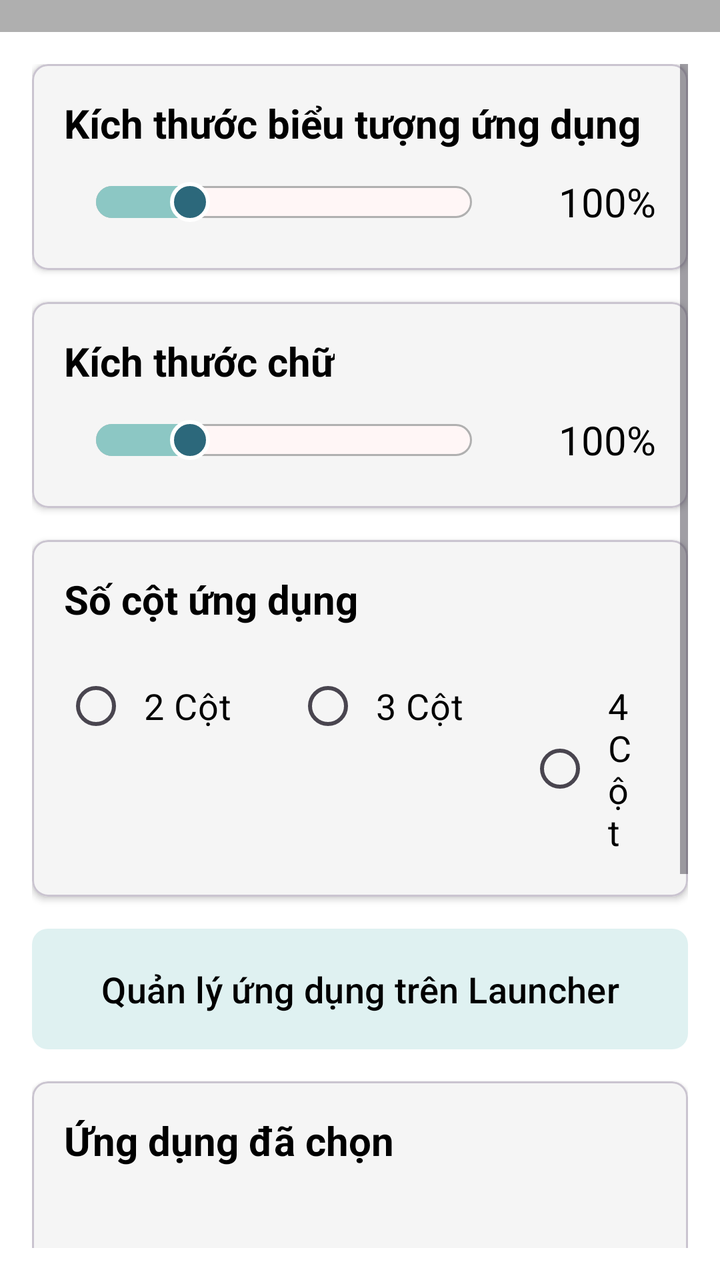
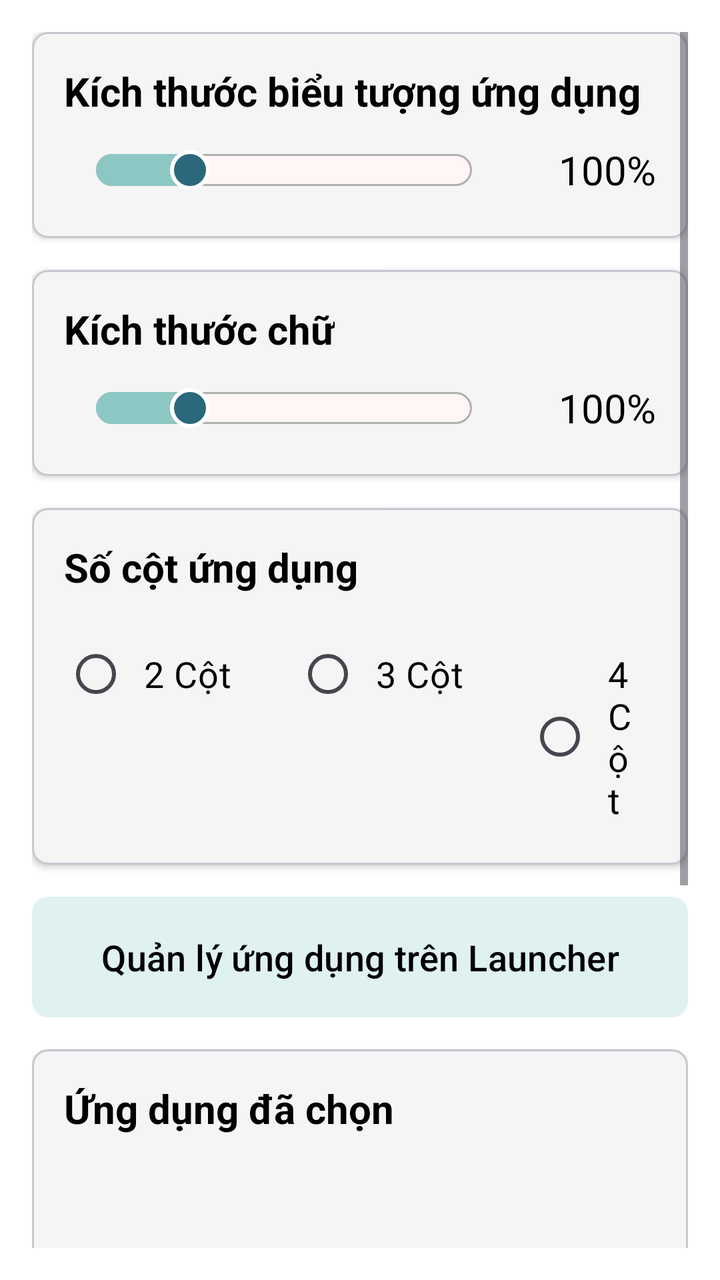

Before-and-after screenshots of an Android layout around one commit, followed by the original layout XML and the change that was made.
<!-- AndroidManifest.xml: application theme Theme.SeniorCare -->
<!-- res/layout/activity_settings.xml -->
<?xml version="1.0" encoding="utf-8"?>
<androidx.constraintlayout.widget.ConstraintLayout xmlns:android="http://schemas.android.com/apk/res/android"
    xmlns:app="http://schemas.android.com/apk/res-auto"
    xmlns:tools="http://schemas.android.com/tools"
    android:layout_width="match_parent"
    android:layout_height="match_parent"
    android:background="@android:color/white"
    tools:context=".settings.SettingsActivity">

    <View
        android:id="@+id/status_bar_overlay3"
        android:layout_width="0dp"
        android:layout_height="0dp"
        android:background="#50000000"
        app:layout_constraintEnd_toEndOf="parent"
        app:layout_constraintHeight_percent="0.025"
        app:layout_constraintStart_toStartOf="parent"
        app:layout_constraintTop_toTopOf="parent" />


    <ScrollView
        android:layout_width="0dp"
        android:layout_height="0dp"
        android:padding="16dp"
        app:layout_constraintBottom_toBottomOf="parent"
        app:layout_constraintEnd_toEndOf="parent"
        app:layout_constraintStart_toStartOf="parent"
        app:layout_constraintTop_toBottomOf="@+id/status_bar_overlay3" >



        <LinearLayout
            android:layout_width="match_parent"
            android:layout_height="wrap_content"
            android:orientation="vertical">

            
            <com.google.android.material.card.MaterialCardView
                android:layout_width="match_parent"
                android:layout_height="wrap_content"
                android:layout_marginBottom="16dp"
                app:cardBackgroundColor="#F5F5F5"
                app:cardCornerRadius="8dp"
                app:cardElevation="2dp"
                app:contentPadding="16dp"
                app:strokeWidth="1dp">

                <LinearLayout
                    android:layout_width="match_parent"
                    android:layout_height="wrap_content"
                    android:orientation="vertical">

                    <TextView
                        android:layout_width="wrap_content"
                        android:layout_height="wrap_content"
                        android:layout_marginBottom="8dp"
                        android:text="Kích thước biểu tượng ứng dụng"
                        android:textColor="@android:color/black"
                        android:textSize="20sp"
                        android:textStyle="bold" />

                    <LinearLayout
                        android:layout_width="match_parent"
                        android:layout_height="wrap_content"
                        android:gravity="center_vertical"
                        android:orientation="horizontal">

                        <SeekBar
                            android:id="@+id/icon_size_seek_bar"
                            android:layout_width="0dp"
                            android:layout_height="wrap_content"
                            android:layout_weight="1"
                            android:max="200"
                            android:min="0"
                            android:paddingVertical="8dp"
                            android:progress="50"
                            android:progressDrawable="@drawable/custom_seekbar"
                            android:splitTrack="false"
                            android:thumb="@drawable/seekbar_thumb" />

                        <TextView
                            android:id="@+id/icon_size_value_text_view"
                            android:layout_width="wrap_content"
                            android:layout_height="wrap_content"
                            android:layout_marginStart="16dp"
                            android:gravity="end"
                            android:minWidth="60dp"
                            android:text="100%"
                            android:textColor="@android:color/black"
                            android:textSize="20sp" />
                    </LinearLayout>
                </LinearLayout>
            </com.google.android.material.card.MaterialCardView>


            
            <com.google.android.material.card.MaterialCardView
                android:layout_width="match_parent"
                android:layout_height="wrap_content"
                android:layout_marginBottom="16dp"
                app:cardBackgroundColor="#F5F5F5"
                app:cardCornerRadius="8dp"
                app:cardElevation="2dp"
                app:contentPadding="16dp"
                app:strokeWidth="1dp">

                <LinearLayout
                    android:layout_width="match_parent"
                    android:layout_height="wrap_content"
                    android:orientation="vertical">

                    <TextView
                        android:layout_width="wrap_content"
                        android:layout_height="wrap_content"
                        android:layout_marginBottom="8dp"
                        android:text="Kích thước chữ"
                        android:textColor="@android:color/black"
                        android:textSize="20sp"
                        android:textStyle="bold" />

                    <LinearLayout
                        android:layout_width="match_parent"
                        android:layout_height="wrap_content"
                        android:gravity="center_vertical"
                        android:orientation="horizontal">

                        <SeekBar
                            android:id="@+id/text_size_seek_bar"
                            android:layout_width="0dp"
                            android:layout_height="wrap_content"
                            android:layout_weight="1"
                            android:max="200"
                            android:min="0"
                            android:paddingVertical="8dp"
                            android:progress="50"
                            android:progressDrawable="@drawable/custom_seekbar"
                            android:splitTrack="false"
                            android:thumb="@drawable/seekbar_thumb" />

                        <TextView
                            android:id="@+id/text_size_value_text_view"
                            android:layout_width="wrap_content"
                            android:layout_height="wrap_content"
                            android:layout_marginStart="16dp"
                            android:gravity="end"
                            android:minWidth="60dp"
                            android:text="100%"
                            android:textColor="@android:color/black"
                            android:textSize="20sp" />
                    </LinearLayout>
                </LinearLayout>
            </com.google.android.material.card.MaterialCardView>


            
            <com.google.android.material.card.MaterialCardView
                android:layout_width="match_parent"
                android:layout_height="wrap_content"
                android:layout_marginBottom="16dp"
                app:cardBackgroundColor="#F5F5F5"
                app:cardCornerRadius="8dp"
                app:cardElevation="2dp"
                app:contentPadding="16dp"
                app:strokeWidth="1dp">

                <LinearLayout
                    android:layout_width="match_parent"
                    android:layout_height="wrap_content"
                    android:orientation="vertical">

                    <TextView
                        android:layout_width="wrap_content"
                        android:layout_height="wrap_content"
                        android:layout_marginBottom="8dp"
                        android:text="Số cột ứng dụng"
                        android:textColor="@android:color/black"
                        android:textSize="20sp"
                        android:textStyle="bold" />

                    <RadioGroup
                        android:id="@+id/num_columns_radio_group"
                        android:layout_width="match_parent"
                        android:layout_height="wrap_content"
                        android:layout_marginTop="8dp"
                        android:gravity="center_horizontal"
                        android:orientation="horizontal">

                        <RadioButton
                            android:id="@+id/radio_2_columns"
                            android:layout_width="wrap_content"
                            android:layout_height="wrap_content"
                            android:layout_marginEnd="24dp"
                            android:padding="8dp"
                            android:text="2 Cột"
                            android:textColor="@android:color/black"
                            android:textSize="18sp" />

                        <RadioButton
                            android:id="@+id/radio_3_columns"
                            android:layout_width="wrap_content"
                            android:layout_height="wrap_content"
                            android:layout_marginEnd="24dp"
                            android:padding="8dp"
                            android:text="3 Cột"
                            android:textColor="@android:color/black"
                            android:textSize="18sp" />

                        <RadioButton
                            android:id="@+id/radio_4_columns"
                            android:layout_width="wrap_content"
                            android:layout_height="wrap_content"
                            android:padding="8dp"
                            android:text="4 Cột"
                            android:textColor="@android:color/black"
                            android:textSize="18sp" />
                    </RadioGroup>
                </LinearLayout>
            </com.google.android.material.card.MaterialCardView>


            
            <com.google.android.material.button.MaterialButton
                android:id="@+id/manage_apps_button"
                android:layout_width="match_parent"
                android:layout_height="wrap_content"
                android:layout_marginBottom="16dp"
                android:insetTop="0dp"
                android:insetBottom="0dp"
                android:paddingVertical="18dp"
                android:text="Quản lý ứng dụng trên Launcher"
                android:textColor="@color/black"
                android:textSize="18sp"
                app:backgroundTint="#DFF1F1"
                app:cornerRadius="8dp"/> 


            
            <com.google.android.material.card.MaterialCardView
                android:layout_width="match_parent"
                android:layout_height="wrap_content"
                android:layout_marginBottom="16dp"
                app:cardBackgroundColor="#F5F5F5"
                app:cardCornerRadius="8dp"
                app:cardElevation="2dp"
                app:contentPadding="16dp"
                app:strokeWidth="1dp">

                <LinearLayout
                    android:layout_width="match_parent"
                    android:layout_height="wrap_content"
                    android:orientation="vertical">

                    <TextView
                        android:layout_width="wrap_content"
                        android:layout_height="wrap_content"
                        android:layout_marginBottom="8dp"
                        android:text="Ứng dụng đã chọn"
                        android:textColor="@android:color/black"
                        android:textSize="20sp"
                        android:textStyle="bold" />

                    <androidx.recyclerview.widget.RecyclerView
                        android:id="@+id/selected_apps_recycler_view"
                        android:layout_width="match_parent"
                        android:layout_height="wrap_content"
                        android:layout_marginTop="8dp"
                        android:minHeight="100dp"
                        android:nestedScrollingEnabled="false"
                        tools:itemCount="3"
                        tools:layoutManager="androidx.recyclerview.widget.LinearLayoutManager"
                        tools:orientation="horizontal"
                        tools:spanCount="3" />
                </LinearLayout>
            </com.google.android.material.card.MaterialCardView>


            
            <LinearLayout
                android:layout_width="match_parent"
                android:layout_height="wrap_content"
                android:orientation="horizontal"
                android:gravity="center"
                android:layout_marginTop="16dp"
                android:layout_marginBottom="16dp"
                android:baselineAligned="false"> 

                <LinearLayout
                    android:layout_width="0dp"
                    android:layout_height="wrap_content"
                    android:layout_weight="1"
                    android:orientation="vertical"
                    android:gravity="center_horizontal"
                    android:padding="8dp">

                    <ImageButton
                        android:id="@+id/contacts_button"
                        android:layout_width="100dp"
                        android:layout_height="100dp"
                        android:background="@android:color/transparent"
                        android:contentDescription="Mở Danh bạ"
                        android:scaleType="fitCenter" />
                    <TextView
                        android:layout_width="wrap_content"
                        android:layout_height="wrap_content"
                        android:text="Danh bạ"
                        android:textColor="@android:color/black"
                        android:textSize="16sp"
                        android:layout_marginTop="8dp" />
                </LinearLayout>

                <LinearLayout
                    android:layout_width="0dp"
                    android:layout_height="wrap_content"
                    android:layout_weight="1"
                    android:orientation="vertical"
                    android:gravity="center_horizontal"
                    android:padding="8dp">
                    <ImageButton
                        android:id="@+id/font_settings_button"
                        android:layout_width="100dp"
                        android:layout_height="100dp"
                        android:src="@drawable/ic_font_settings"
                        android:scaleType="fitCenter"
                        android:background="@android:color/transparent"
                        android:contentDescription="Cài đặt Font chữ"/>
                    <TextView
                        android:layout_width="wrap_content"
                        android:layout_height="wrap_content"
                        android:text="Cỡ chữ"
                        android:textColor="@android:color/black"
                        android:textSize="16sp"
                        android:layout_marginTop="8dp" />
                </LinearLayout>

                <LinearLayout
                    android:layout_width="0dp"
                    android:layout_height="wrap_content"
                    android:layout_weight="1"
                    android:orientation="vertical"
                    android:gravity="center_horizontal"
                    android:padding="8dp">
                    <ImageButton
                        android:id="@+id/set_default_launcher_button"
                        android:layout_width="100dp"
                        android:layout_height="100dp"
                        android:src="@drawable/ic_home_settings"
                        android:scaleType="fitCenter"
                        android:background="@android:color/transparent"
                        android:contentDescription="Đặt làm Launcher mặc định"/>
                    <TextView
                        android:layout_width="wrap_content"
                        android:layout_height="wrap_content"
                        android:text="Đặt mặc định"
                        android:textColor="@android:color/black"
                        android:textSize="16sp"
                        android:layout_marginTop="8dp" />
                </LinearLayout>
            </LinearLayout>

        </LinearLayout>
    </ScrollView>
</androidx.constraintlayout.widget.ConstraintLayout>
<!-- resources referenced by this layout -->
<resources>
  <color name="black">#FF000000</color>
  <!-- drawable custom_seekbar (drawable) -->
  <?xml version="1.0" encoding="utf-8"?>
  <layer-list xmlns:android="http://schemas.android.com/apk/res/android">
  
      
      <item android:id="@android:id/background">
          <shape android:shape="rectangle">
              <corners android:radius="10dp" />
              <solid android:color="#FFF6F6" />
              <stroke android:width="1dp" android:color="#B0B0B0" />
          </shape>
      </item>
  
      
      <item android:id="@android:id/secondaryProgress">
          <clip>
              <shape android:shape="rectangle">
                  <corners android:radius="10dp" />
                  <solid android:color="#888888" /> 
              </shape>
          </clip>
      </item>
  
      
      <item android:id="@android:id/progress">
          <clip>
              <shape android:shape="rectangle">
                  <corners android:radius="10dp" />
                  <solid android:color="#8CC7C4" /> 
              </shape>
          </clip>
      </item>
  
  </layer-list>
  <!-- drawable ic_font_settings (drawable) -->
  <?xml version="1.0" encoding="utf-8"?>
  <vector xmlns:android="http://schemas.android.com/apk/res/android"
      android:width="24dp"
      android:height="24dp"
      android:viewportWidth="24"
      android:viewportHeight="24">
      <path
          android:fillColor="@android:color/white"
          android:pathData="M2.5,4v3h5.5v12h3V7h5.5V4h-14zm19,9h-9v3h9v-3zm-9,8h9v3h-9v-3z"/>
  </vector>
  <!-- drawable ic_home_settings (drawable) -->
  <?xml version="1.0" encoding="utf-8"?>
  <vector xmlns:android="http://schemas.android.com/apk/res/android"
      android:width="24dp"
      android:height="24dp"
      android:viewportWidth="24"
      android:viewportHeight="24">
      <path
          android:fillColor="@android:color/white"
          android:pathData="M10,20v-6h4v6h5v-8h3L12,3L2,12h3v8z"/>
  </vector>
  <!-- drawable seekbar_thumb (drawable) -->
  <?xml version="1.0" encoding="utf-8"?>
  <shape xmlns:android="http://schemas.android.com/apk/res/android"
      android:shape="oval"> 
      <size android:width="20dp" android:height="20dp" /> 
      <solid android:color="#2C687B" /> 
      <stroke android:width="2dp" android:color="#FFFFFF" /> 
  </shape>
  <style name="Theme.SeniorCare" parent="Base.Theme.SeniorCare" />
  <style name="Base.Theme.SeniorCare" parent="Theme.Material3.DayNight.NoActionBar">
          
          
          <item name="colorPrimary">@color/purple_500</item>
          <item name="colorPrimaryVariant">@color/purple_700</item>
          <item name="colorOnPrimary">@color/white</item>
          
          <item name="colorSecondary">@color/teal_200</item>
          <item name="colorSecondaryVariant">@color/teal_700</item>
          <item name="colorOnSecondary">@color/black</item>
          
          <item name="android:statusBarColor" tools:targetApi="l">?attr/colorPrimaryVariant</item>
          
      </style>
  <color name="purple_500">#FF6200EE</color>
  <color name="purple_700">#FF3700B3</color>
  <color name="white">#FFFFFFFF</color>
  <color name="teal_200">#FF03DAC5</color>
  <color name="teal_700">#FF018786</color>
</resources>

<!-- the commit's change to res/layout/activity_settings.xml (unified diff, before → after) -->
@@ -7,16 +7,6 @@
     android:background="@android:color/white"
     tools:context=".settings.SettingsActivity">
 
-    <View
-        android:id="@+id/status_bar_overlay3"
-        android:layout_width="0dp"
-        android:layout_height="0dp"
-        android:background="#50000000"
-        app:layout_constraintEnd_toEndOf="parent"
-        app:layout_constraintHeight_percent="0.025"
-        app:layout_constraintStart_toStartOf="parent"
-        app:layout_constraintTop_toTopOf="parent" />
-
 
     <ScrollView
         android:layout_width="0dp"
@@ -25,8 +15,7 @@
         app:layout_constraintBottom_toBottomOf="parent"
         app:layout_constraintEnd_toEndOf="parent"
         app:layout_constraintStart_toStartOf="parent"
-        app:layout_constraintTop_toBottomOf="@+id/status_bar_overlay3" >
-
+        app:layout_constraintTop_toTopOf="parent">
 
 
         <LinearLayout
@@ -231,7 +220,7 @@
                 android:textColor="@color/black"
                 android:textSize="18sp"
                 app:backgroundTint="#DFF1F1"
-                app:cornerRadius="8dp"/> 
+                app:cornerRadius="8dp" /> 
 
 
             
@@ -278,18 +267,18 @@
             <LinearLayout
                 android:layout_width="match_parent"
                 android:layout_height="wrap_content"
-                android:orientation="horizontal"
+                android:layout_marginTop="16dp"
+                android:layout_marginBottom="16dp"
+                android:baselineAligned="false"
                 android:gravity="center"
-                android:layout_marginTop="16dp"
-                android:layout_marginBottom="16dp"
-                android:baselineAligned="false"> 
+                android:orientation="horizontal"> 
 
                 <LinearLayout
                     android:layout_width="0dp"
                     android:layout_height="wrap_content"
                     android:layout_weight="1"
+                    android:gravity="center_horizontal"
                     android:orientation="vertical"
-                    android:gravity="center_horizontal"
                     android:padding="8dp">
 
                     <ImageButton
@@ -299,61 +288,66 @@
                         android:background="@android:color/transparent"
                         android:contentDescription="Mở Danh bạ"
                         android:scaleType="fitCenter" />
-                    <TextView
-                        android:layout_width="wrap_content"
-                        android:layout_height="wrap_content"
+
+                    <TextView
+                        android:layout_width="wrap_content"
+                        android:layout_height="wrap_content"
+                        android:layout_marginTop="8dp"
                         android:text="Danh bạ"
                         android:textColor="@android:color/black"
-                        android:textSize="16sp"
-                        android:layout_marginTop="8dp" />
+                        android:textSize="16sp" />
                 </LinearLayout>
 
                 <LinearLayout
                     android:layout_width="0dp"
                     android:layout_height="wrap_content"
                     android:layout_weight="1"
+                    android:gravity="center_horizontal"
                     android:orientation="vertical"
-                    android:gravity="center_horizontal"
                     android:padding="8dp">
+
                     <ImageButton
                         android:id="@+id/font_settings_button"
                         android:layout_width="100dp"
                         android:layout_height="100dp"
-                        android:src="@drawable/ic_font_settings"
+                        android:background="@android:color/transparent"
+                        android:contentDescription="Cài đặt Font chữ"
                         android:scaleType="fitCenter"
-                        android:background="@android:color/transparent"
-                        android:contentDescription="Cài đặt Font chữ"/>
-                    <TextView
-                        android:layout_width="wrap_content"
-                        android:layout_height="wrap_content"
+                        android:src="@drawable/ic_font_settings" />
+
+                    <TextView
+                        android:layout_width="wrap_content"
+                        android:layout_height="wrap_content"
+                        android:layout_marginTop="8dp"
                         android:text="Cỡ chữ"
                         android:textColor="@android:color/black"
-                        android:textSize="16sp"
-                        android:layout_marginTop="8dp" />
+                        android:textSize="16sp" />
                 </LinearLayout>
 
                 <LinearLayout
                     android:layout_width="0dp"
                     android:layout_height="wrap_content"
                     android:layout_weight="1"
+                    android:gravity="center_horizontal"
                     android:orientation="vertical"
-                    android:gravity="center_horizontal"
                     android:padding="8dp">
+
                     <ImageButton
                         android:id="@+id/set_default_launcher_button"
                         android:layout_width="100dp"
                         android:layout_height="100dp"
-                        android:src="@drawable/ic_home_settings"
+                        android:background="@android:color/transparent"
+                        android:contentDescription="Đặt làm Launcher mặc định"
                         android:scaleType="fitCenter"
-                        android:background="@android:color/transparent"
-                        android:contentDescription="Đặt làm Launcher mặc định"/>
-                    <TextView
-                        android:layout_width="wrap_content"
-                        android:layout_height="wrap_content"
+                        android:src="@drawable/ic_home_settings" />
+
+                    <TextView
+                        android:layout_width="wrap_content"
+                        android:layout_height="wrap_content"
+                        android:layout_marginTop="8dp"
                         android:text="Đặt mặc định"
                         android:textColor="@android:color/black"
-                        android:textSize="16sp"
-                        android:layout_marginTop="8dp" />
+                        android:textSize="16sp" />
                 </LinearLayout>
             </LinearLayout>
 
